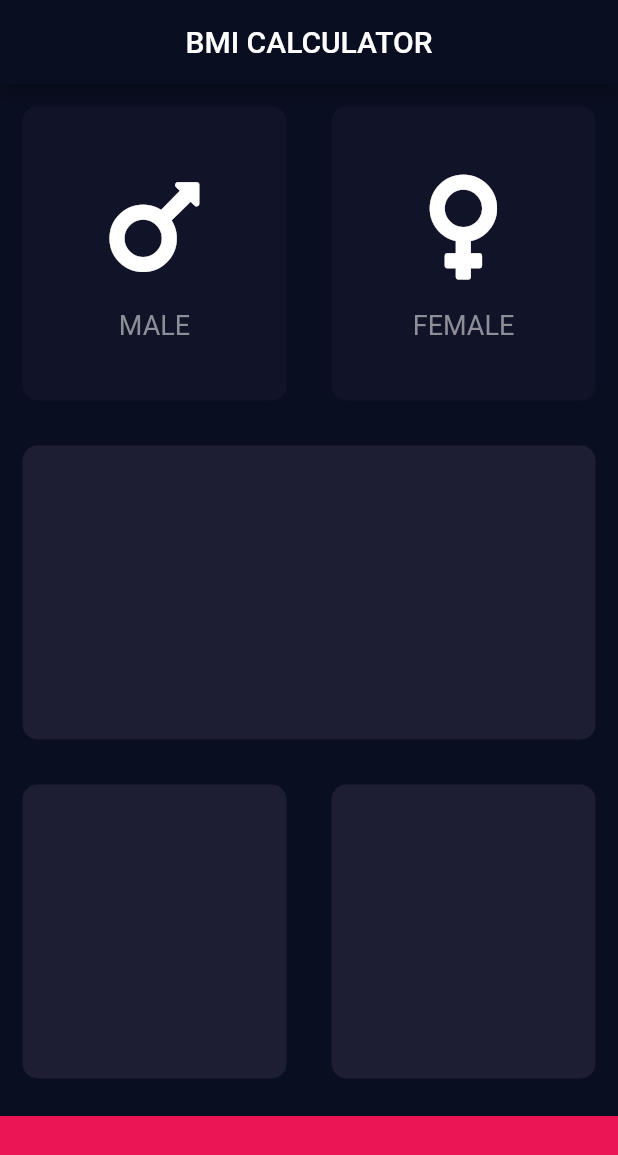
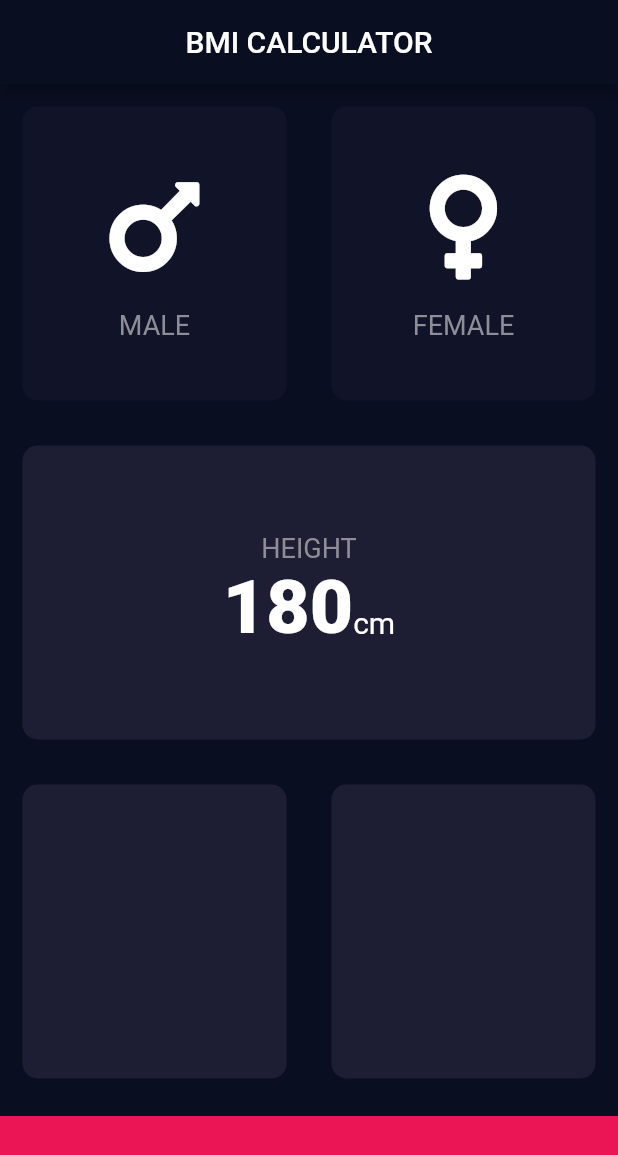
Before and after one commit to anshulkataria4/anshulkataria4-gmail.com, a Flutter app: the screen it shows after launch, on a phone screen of 412 x 824 dp. Shown: the top 1155 px of the screen. Run offline on Flutter 3.47's test engine with Material 2 defaults, Android fonts, the phone set to English and light mode, and no system bars; our stand-ins replace font_awesome_flutter.

Commit message:
constants and text baseline in columns and rows

```diff
--- /dev/null
+++ b/lib/constants.dart
@@ -0,0 +1,14 @@
+import 'package:flutter/material.dart';
+
+const kLabelTextStyle = TextStyle(
+  fontSize: 18.0,
+  color: Color(0xFF8D8E98),
+);
+const kHeightStyle = TextStyle(
+  fontSize: 50.0,
+  fontWeight: FontWeight.w900,
+);
+const kBottomContainerHeight = 80.0;
+const kActiveCardColor = Color(0xFF1D1E33);
+const kInactiveCardColor = Color(0xFF111328);
+const kBottomContainerColor = Color(0xFFEB1555);
--- a/lib/icon_tile.dart
+++ b/lib/icon_tile.dart
@@ -1,4 +1,5 @@
 import 'package:flutter/material.dart';
+import 'constants.dart';
 
 class IconTile extends StatelessWidget {
   final IconData icon;
@@ -20,7 +21,7 @@ class IconTile extends StatelessWidget {
         ),
         Text(
           text,
-          style: TextStyle(fontSize: 18.0, color: Color(0xFF8D8E98)),
+          style: kLabelTextStyle,
         )
       ],
     );
--- a/lib/input_page.dart
+++ b/lib/input_page.dart
@@ -1,8 +1,8 @@
 import 'package:bmi_calculator/reusable_card.dart';
 import 'package:flutter/material.dart';
 import 'package:font_awesome_flutter/font_awesome_flutter.dart';
-
 import 'icon_tile.dart';
+import 'constants.dart';
 
 class InputPage extends StatefulWidget {
   @override
@@ -10,10 +10,6 @@ class InputPage extends StatefulWidget {
 }
 
 enum Gender { male, female }
-const bottomContainerHeight = 80.0;
-const activeCardColor = Color(0xFF1D1E33);
-const inactiveCardColor = Color(0xFF111328);
-const bottomContainerColor = Color(0xFFEB1555);
 
 class _InputPageState extends State<InputPage> {
   Gender selectedGender;
@@ -54,8 +50,8 @@ class _InputPageState extends State<InputPage> {
                       });
                     },
                     colour: selectedGender == Gender.male
-                        ? activeCardColor
-                        : inactiveCardColor,
+                        ? kActiveCardColor
+                        : kInactiveCardColor,
                     cardChild: IconTile(
                       icon: FontAwesomeIcons.mars,
                       text: 'MALE',
@@ -70,8 +66,8 @@ class _InputPageState extends State<InputPage> {
                     });
                   },
                   colour: selectedGender == Gender.female
-                      ? activeCardColor
-                      : inactiveCardColor,
+                      ? kActiveCardColor
+                      : kInactiveCardColor,
                   cardChild: IconTile(
                     icon: FontAwesomeIcons.venus,
                     text: 'FEMALE',
@@ -80,19 +76,44 @@ class _InputPageState extends State<InputPage> {
               ],
             ),
           ),
-          Expanded(child: ReusableCard(colour: activeCardColor)),
+          Expanded(
+              child: ReusableCard(
+            colour: kActiveCardColor,
+            cardChild: Column(
+              mainAxisAlignment: MainAxisAlignment.center,
+              children: <Widget>[
+                Text(
+                  'HEIGHT',
+                  style: kLabelTextStyle,
+                ),
+                Row(
+                  mainAxisAlignment: MainAxisAlignment.center,
+                  crossAxisAlignment: CrossAxisAlignment.baseline,
+                  textBaseline: TextBaseline.alphabetic,
+                  children: <Widget>[
+                    Text(
+                      '180',style: kHeightStyle,
+                    ),
+                    Text('cm',style: TextStyle(
+                      fontSize: 20,
+                    ),)
+                  ],
+                )
+              ],
+            ),
+          )),
           Expanded(
             child: Row(
               children: <Widget>[
-                Expanded(child: ReusableCard(colour: activeCardColor)),
-                Expanded(child: ReusableCard(colour: activeCardColor)),
+                Expanded(child: ReusableCard(colour: kActiveCardColor)),
+                Expanded(child: ReusableCard(colour: kActiveCardColor)),
               ],
             ),
           ),
           Container(
-            color: bottomContainerColor,
+            color: kBottomContainerColor,
             margin: EdgeInsets.only(top: 10),
-            height: bottomContainerHeight,
+            height: kBottomContainerHeight,
             width: double.infinity,
           )
         ],
```
